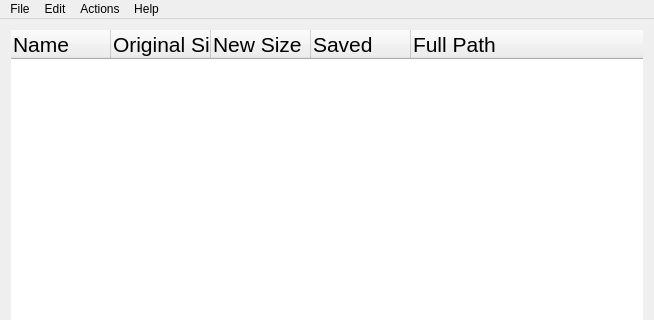
Before: the Qt Designer form caesiumph.ui in Lymphatus/CaesiumPH, drawn with Qt 5; both pictures show x 0 to 654 and y 0 to 320 of the 654 by 467 pixel window.
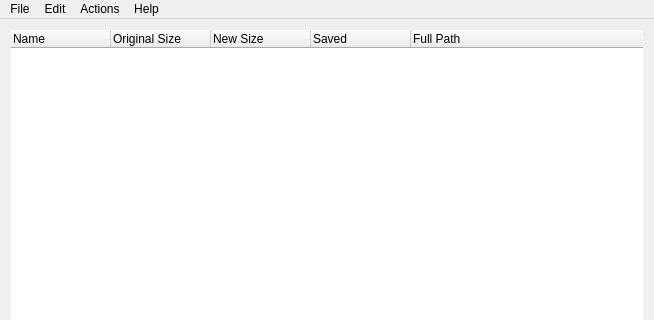
After: the same form once the commit is applied. Icons and pictures are not drawn.

```diff
--- a/caesiumph.ui
+++ b/caesiumph.ui
@@ -224,7 +224,6 @@
        </property>
        <property name="font">
         <font>
-         <pointsize>16</pointsize>
          <weight>50</weight>
          <bold>false</bold>
         </font>
@@ -234,41 +233,21 @@
        <property name="text">
         <string>Original Size</string>
        </property>
-       <property name="font">
-        <font>
-         <pointsize>16</pointsize>
-        </font>
-       </property>
       </column>
       <column>
        <property name="text">
         <string>New Size</string>
        </property>
-       <property name="font">
-        <font>
-         <pointsize>16</pointsize>
-        </font>
-       </property>
       </column>
       <column>
        <property name="text">
         <string>Saved</string>
        </property>
-       <property name="font">
-        <font>
-         <pointsize>16</pointsize>
-        </font>
-       </property>
       </column>
       <column>
        <property name="text">
         <string>Full Path</string>
        </property>
-       <property name="font">
-        <font>
-         <pointsize>16</pointsize>
-        </font>
-       </property>
       </column>
      </widget>
     </item>
```
Left out of the diff: 2 changed lines with no effect on the pictures.
